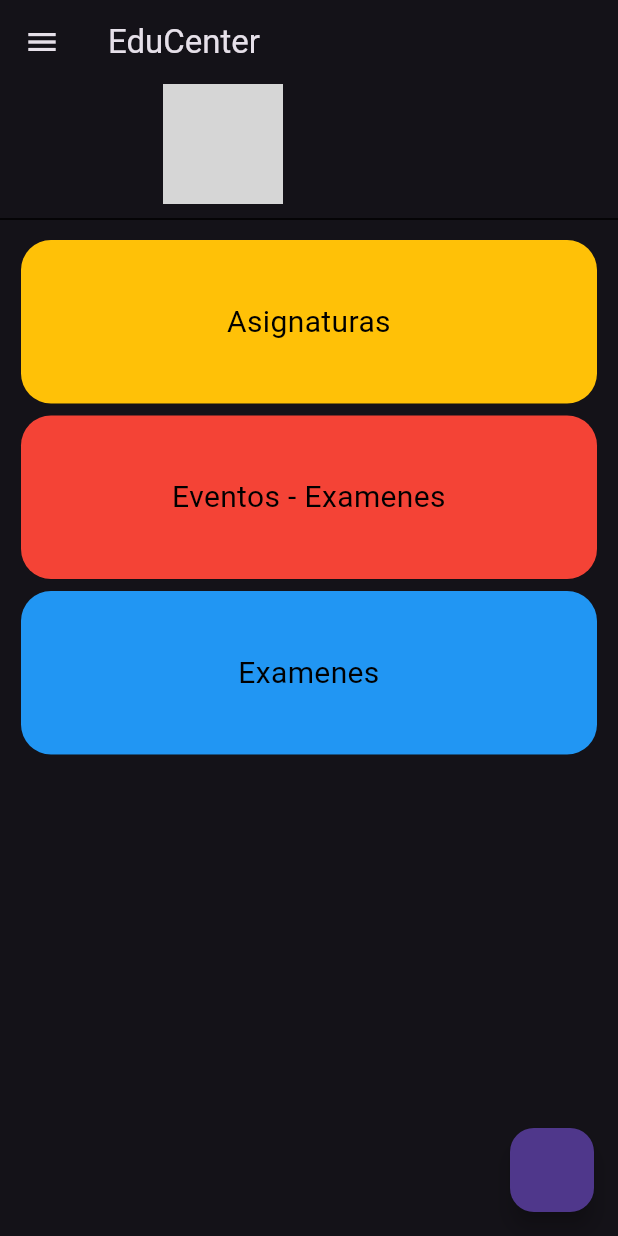
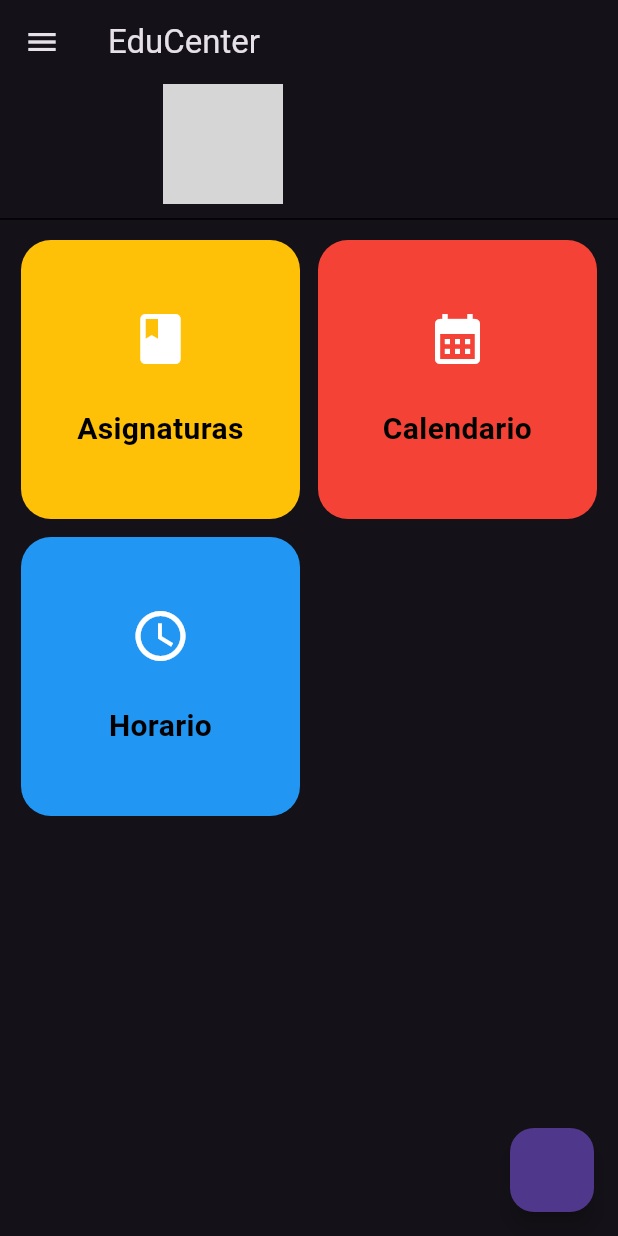
Before and after one commit to dan041223/edu-center, a Flutter app: the childProfile screen opened directly with empty values, on a phone screen of 412 x 824 dp. Run offline on Flutter 3.47's test engine with Material 3 defaults, Android fonts, the phone set to English and light mode, and no system bars; our stand-ins replace supabase_flutter, table_calendar; accounts and stored records are empty; network calls fail; grey boxes are pictures that could not be loaded.

```diff
--- a/educenter/lib/bbdd/padres_bbdd.dart
+++ b/educenter/lib/bbdd/padres_bbdd.dart
@@ -1,7 +1,9 @@
 // ignore_for_file: camel_case_types
 
+import 'package:educenter/bbdd/alumnos_bbdd.dart';
 import 'package:educenter/bbdd/users_bbdd.dart';
 import 'package:educenter/models/alumno.dart';
+import 'package:educenter/models/clase.dart';
 
 class padresBBDD {
   Future<List<Alumno>> getHijosDePadre() async {
@@ -26,12 +28,14 @@ class padresBBDD {
     //         .eq("id_padre", usersBBDD.user!.id));
 
     for (var hijosMap in hijosData) {
+      Clase clase = await AlumnosBBDD().getClaseAlumno(hijosMap["id_clase"]);
       Alumno alumno = Alumno(
           hijosMap["id_alumno"],
           hijosMap["nombre"],
           hijosMap["apellido"],
           DateTime.parse(hijosMap["fecha_nacimiento"]),
-          hijosMap["id_clase"]);
+          hijosMap["id_clase"],
+          clase);
       listaHijos.add(alumno);
     }
     return listaHijos;
--- a/educenter/lib/child_profile.dart
+++ b/educenter/lib/child_profile.dart
@@ -3,8 +3,10 @@
 import 'package:educenter/anotaciones_hijo.dart';
 import 'package:educenter/asignaturas_hijo.dart';
 import 'package:educenter/bbdd/alumnos_bbdd.dart';
+import 'package:educenter/bbdd/clases_bbdd.dart';
 import 'package:educenter/drawer.dart';
 import 'package:educenter/eventos_hijo.dart';
+import 'package:educenter/horario.dart';
 import 'package:educenter/models/alumno.dart';
 import 'package:educenter/models/asignatura.dart';
 import 'package:educenter/models/examen.dart';
@@ -74,7 +76,13 @@ class _childProfileState extends State<childProfile> {
             child: Padding(
               padding: const EdgeInsets.symmetric(horizontal: 10.0),
               child: Scrollbar(
-                child: ListView(
+                child: GridView(
+                  gridDelegate: const SliverGridDelegateWithFixedCrossAxisCount(
+                    childAspectRatio: 1,
+                    crossAxisCount: 2,
+                    crossAxisSpacing: 4.0,
+                    mainAxisSpacing: 4.0,
+                  ),
                   physics: const AlwaysScrollableScrollPhysics(),
                   children: [
                     Card(
@@ -92,18 +100,21 @@ class _childProfileState extends State<childProfile> {
                                   )));
                         },
                         child: const Padding(
-                          padding: EdgeInsets.all(40.0),
+                          padding: EdgeInsets.all(20.0),
                           child: Column(
-                            mainAxisAlignment: MainAxisAlignment.center,
-                            crossAxisAlignment: CrossAxisAlignment.center,
+                            mainAxisAlignment: MainAxisAlignment.spaceEvenly,
                             children: <Widget>[
+                              Icon(
+                                Icons.book,
+                                size: 40,
+                              ),
                               Text(
                                 "Asignaturas",
                                 textAlign: TextAlign.center,
                                 style: TextStyle(
                                     fontSize: 20,
                                     color: Colors.black,
-                                ),
+                                    fontWeight: FontWeight.bold),
                               ),
                             ],
                           ),
@@ -124,18 +135,21 @@ class _childProfileState extends State<childProfile> {
                                   )));
                         },
                         child: const Padding(
-                          padding: EdgeInsets.all(40.0),
+                          padding: EdgeInsets.all(20.0),
                           child: Column(
-                            mainAxisAlignment: MainAxisAlignment.center,
-                            crossAxisAlignment: CrossAxisAlignment.center,
+                            mainAxisAlignment: MainAxisAlignment.spaceEvenly,
                             children: <Widget>[
+                              Icon(
+                                Icons.calendar_month,
+                                size: 40,
+                              ),
                               Text(
-                                "Eventos - Examenes",
+                                "Calendario",
                                 textAlign: TextAlign.center,
                                 style: TextStyle(
                                     fontSize: 20,
                                     color: Colors.black,
-                                ),
+                                    fontWeight: FontWeight.bold),
                               ),
                             ],
                           ),
@@ -150,23 +164,34 @@ class _childProfileState extends State<childProfile> {
                       ),
                       child: InkWell(
                         onTap: () {
-                          Navigator.of(context).push(MaterialPageRoute(
-                              builder: (context) => AnotacionesHijo(
-                                  alumnoElegido: widget.alumnoElegido)));
+                          // Navigator.of(context).push(MaterialPageRoute(
+                          //     builder: (context) => AnotacionesHijo(
+                          //         alumnoElegido: widget.alumnoElegido)));
+                          ClasesBBDD()
+                              .getHorarioClase(widget.alumnoElegido.id_clase)
+                              .then((horario) => Navigator.of(context).push(
+                                  MaterialPageRoute(
+                                      builder: (context) => Horario(
+                                          alumnoSeleccionado:
+                                              widget.alumnoElegido,
+                                          horario: horario))));
                         },
                         child: const Padding(
-                          padding: EdgeInsets.all(40.0),
+                          padding: EdgeInsets.all(20.0),
                           child: Column(
-                            mainAxisAlignment: MainAxisAlignment.center,
-                            crossAxisAlignment: CrossAxisAlignment.center,
+                            mainAxisAlignment: MainAxisAlignment.spaceEvenly,
                             children: <Widget>[
+                              Icon(
+                                Icons.watch_later_outlined,
+                                size: 40,
+                              ),
                               Text(
-                                "Examenes",
+                                "Horario",
                                 textAlign: TextAlign.center,
                                 style: TextStyle(
                                     fontSize: 20,
                                     color: Colors.black,
-                                ),
+                                    fontWeight: FontWeight.bold),
                               ),
                             ],
                           ),
--- a/educenter/lib/eventos_hijo.dart
+++ b/educenter/lib/eventos_hijo.dart
@@ -3,7 +3,7 @@ import 'package:educenter/bbdd/examenes_bbdd.dart';
 import 'package:educenter/drawer.dart';
 import 'package:educenter/evento.dart';
 import 'package:educenter/eventos_examenes.dart';
-import 'package:educenter/examen.dart';
+import 'package:educenter/examen_panel.dart';
 import 'package:educenter/models/alumno.dart';
 import 'package:educenter/models/asignatura.dart';
 import 'package:educenter/models/evento.dart';
--- a/educenter/lib/models/alumno.dart
+++ b/educenter/lib/models/alumno.dart
@@ -1,10 +1,13 @@
+import 'package:educenter/models/clase.dart';
+
 class Alumno {
   int id_alumno;
   String nombre;
   String apellido;
   DateTime fecha_nacimiento;
   int id_clase;
+  Clase clase;
 
   Alumno(this.id_alumno, this.nombre, this.apellido, this.fecha_nacimiento,
-      this.id_clase);
+      this.id_clase, this.clase);
 }
--- /dev/null
+++ b/educenter/lib/models/horario_clase.dart
@@ -0,0 +1,16 @@
+import 'package:educenter/models/asignatura.dart';
+import 'package:educenter/models/clase.dart';
+import 'package:flutter/material.dart';
+
+class HorarioClase {
+  int id_clase;
+  String dia_semana;
+  String hora_inicial;
+  String hora_final;
+  int id_asignatura;
+  Asignatura asignatura;
+  Clase clase;
+
+  HorarioClase(this.id_clase, this.dia_semana, this.hora_inicial,
+      this.hora_final, this.id_asignatura, this.asignatura, this.clase);
+}
```
Also changed, not shown: educenter/lib/asignaturas_hijo.dart (+6 -2 lines), educenter/lib/bbdd/alumnos_bbdd.dart (+18 -1 lines), educenter/lib/bbdd/clases_bbdd.dart (added, +71 -0 lines), educenter/lib/bbdd/eventos_bbdd.dart (+6 -1 lines), educenter/lib/bbdd/examenes_alumno_bbdd.dart (+20 -0 lines), educenter/lib/examen_panel.dart (renamed from educenter/lib/examen.dart, +24 -25 lines), educenter/lib/horario.dart (added, +80 -0 lines). Lines whose indentation alone changed are shown as unchanged.
